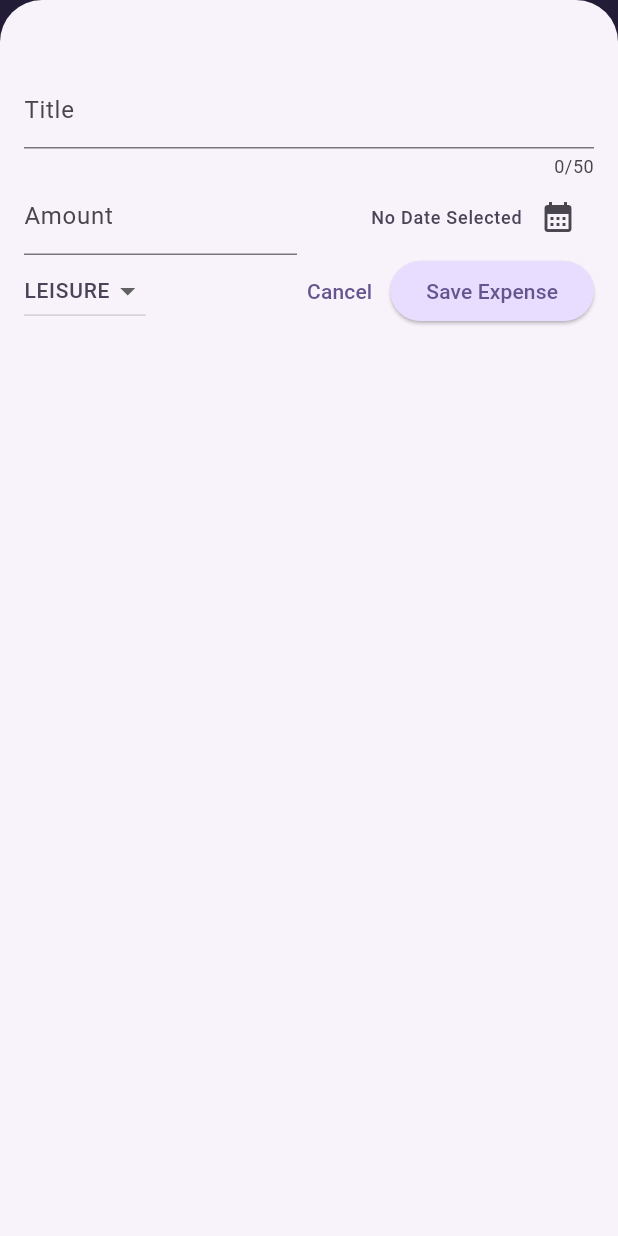
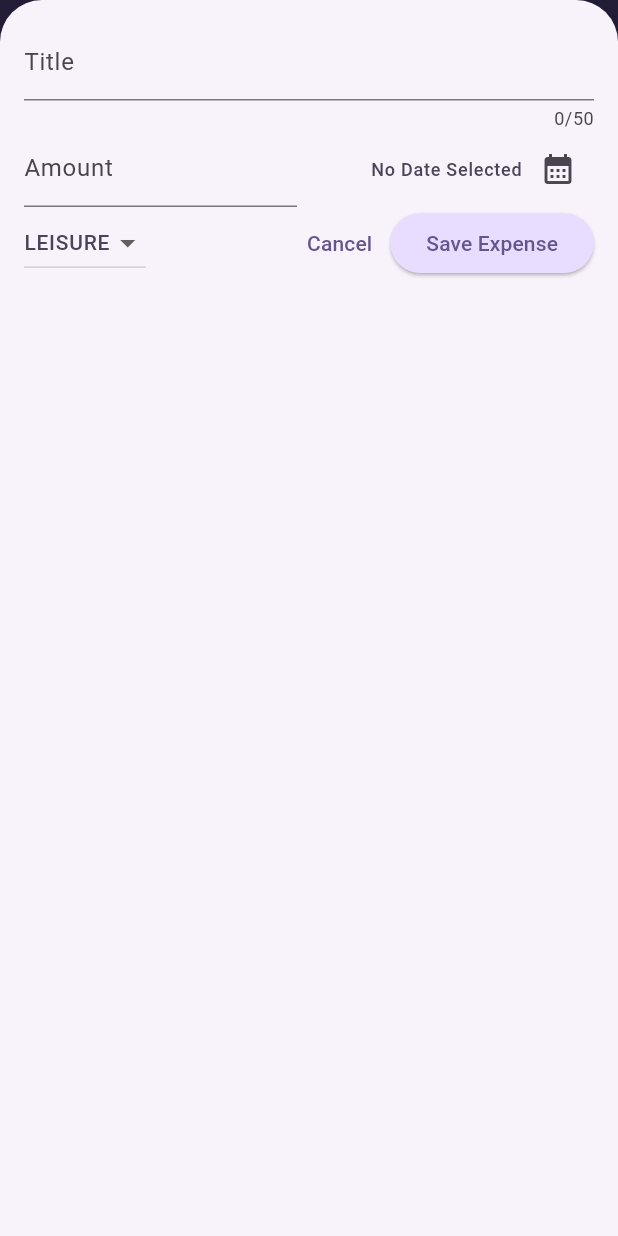
Before and after one commit to Md-Shoyab/Expense-tracker, a Flutter app: the screen it shows after launch, after a tap on the "add" icon, on a phone screen of 412 x 824 dp. Run offline on Flutter 3.47's test engine with Material 3 defaults, Android fonts, the phone set to English and light mode, and no system bars.

Commit message:
safe area applied to bottom sheet for adding new expense

```diff
--- a/lib/widgets/expenses.dart
+++ b/lib/widgets/expenses.dart
@@ -30,6 +30,7 @@ class _ExpensesState extends State<Expenses> {
 
   void _openAddExpenseOverlay() {
     showModalBottomSheet(
+      useSafeArea: true,
       isScrollControlled: true,
       context: context,
       builder: (ctx) => NewExpense(
--- a/lib/widgets/expenses_list/new_expense.dart
+++ b/lib/widgets/expenses_list/new_expense.dart
@@ -74,8 +74,12 @@ class _NewExpenseState extends State<NewExpense> {
 
   @override
   Widget build(BuildContext context) {
-    return Padding(
-      padding: const EdgeInsets.fromLTRB(16, 48, 16, 16),
+    final keyboardSpace = MediaQuery.of(context).viewInsets.bottom;
+    return SizedBox(
+      height: double.infinity,
+      child: SingleChildScrollView(
+        child: Padding(
+          padding: EdgeInsets.fromLTRB(16, 16, 16, keyboardSpace + 16),
           child: Column(
             children: [
               TextField(
@@ -139,7 +143,6 @@ class _NewExpenseState extends State<NewExpense> {
                       if (value == null) {
                         return;
                       }
-                  debugPrint('~~~> $value');
                       setState(() {
                         _selectedCategory = value;
                       });
@@ -160,6 +163,8 @@ class _NewExpenseState extends State<NewExpense> {
               ),
             ],
           ),
+        ),
+      ),
     );
   }
 }
```
Lines whose indentation alone changed are shown as unchanged.
